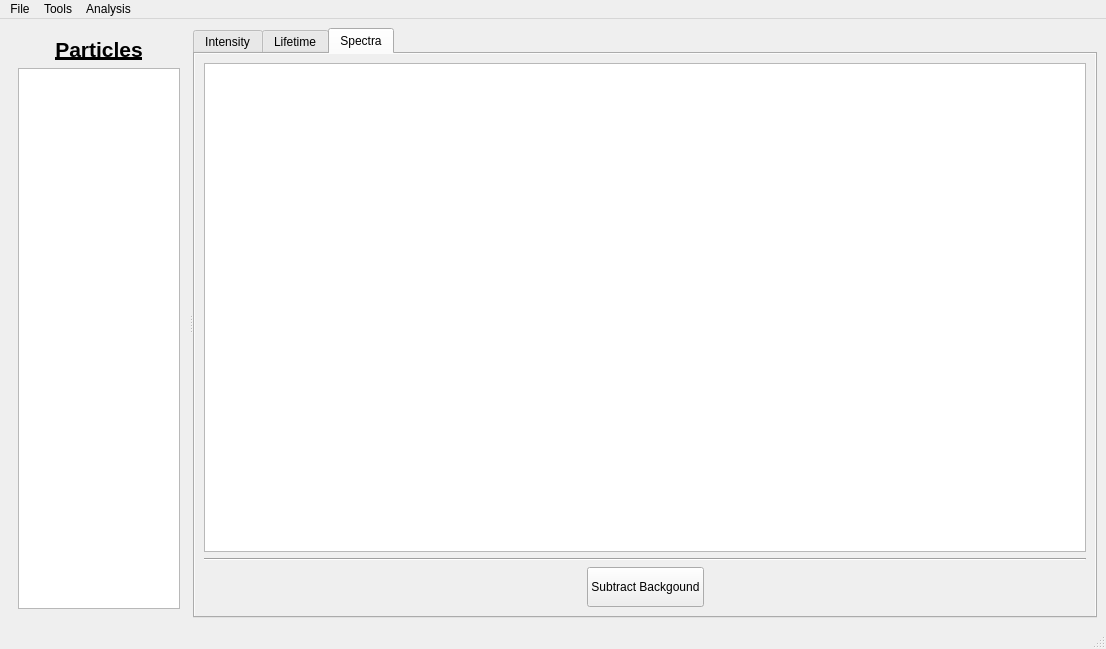
First picture: the form in ui/mainwindow.ui, repository BioPhysicsUP/Full_SMS, before the edit.
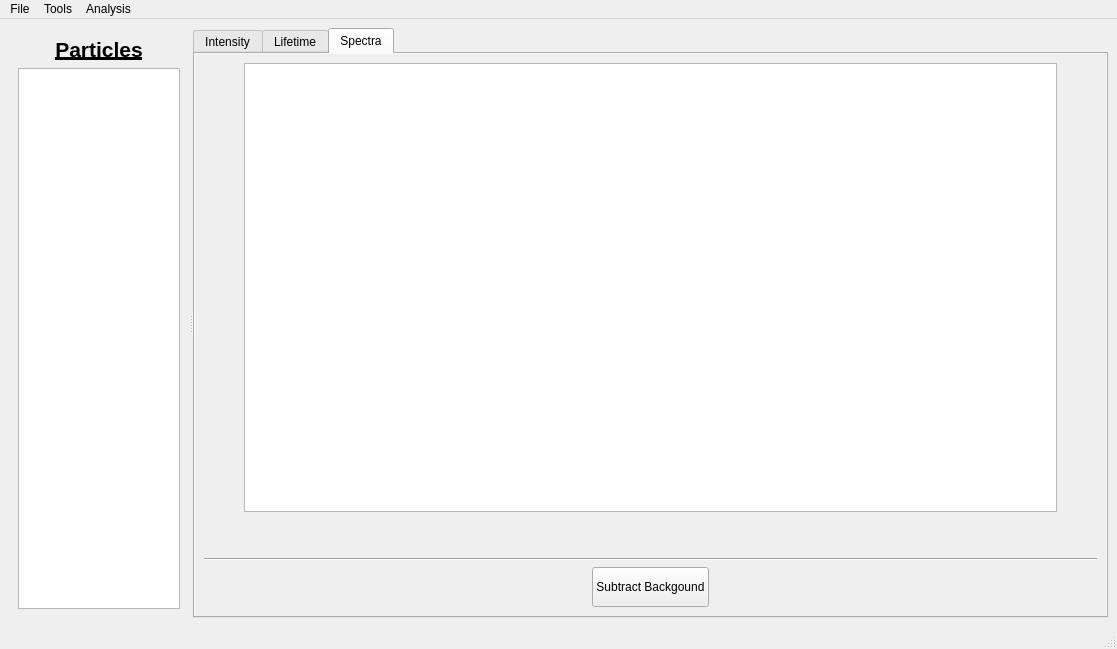
Second picture: the form after the edit. The open tabs and pages were chosen to show the change. Icons and pictures are not drawn. Custom widgets are drawn as their Qt base class.

Diff of the .ui file:
```diff
--- a/ui/mainwindow.ui
+++ b/ui/mainwindow.ui
@@ -7,10 +7,16 @@
    <rect>
     <x>0</x>
     <y>0</y>
-    <width>1106</width>
+    <width>1117</width>
     <height>649</height>
    </rect>
   </property>
+  <property name="sizePolicy">
+   <sizepolicy hsizetype="Preferred" vsizetype="Preferred">
+    <horstretch>1</horstretch>
+    <verstretch>1</verstretch>
+   </sizepolicy>
+  </property>
   <property name="windowTitle">
    <string>MainWindow</string>
   </property>
@@ -806,6 +812,19 @@
         </attribute>
         <layout class="QGridLayout" name="gridLayout_7">
          <item row="2" column="0">
+          <widget class="Line" name="line_4">
+           <property name="sizePolicy">
+            <sizepolicy hsizetype="Expanding" vsizetype="Fixed">
+             <horstretch>0</horstretch>
+             <verstretch>0</verstretch>
+            </sizepolicy>
+           </property>
+           <property name="orientation">
+            <enum>Qt::Horizontal</enum>
+           </property>
+          </widget>
+         </item>
+         <item row="3" column="0">
           <layout class="QHBoxLayout" name="horizontalLayout_4">
            <item>
             <spacer name="horizontalSpacer_3">
@@ -864,21 +883,83 @@
            </item>
           </layout>
          </item>
-         <item row="1" column="0">
-          <widget class="Line" name="line_4">
-           <property name="sizePolicy">
-            <sizepolicy hsizetype="Expanding" vsizetype="Fixed">
-             <horstretch>0</horstretch>
-             <verstretch>0</verstretch>
-            </sizepolicy>
-           </property>
-           <property name="orientation">
-            <enum>Qt::Horizontal</enum>
-           </property>
-          </widget>
-         </item>
          <item row="0" column="0">
-          <widget class="PlotWidget" name="pgSpectra"/>
+          <layout class="QHBoxLayout" name="horizontalLayout_6">
+           <item>
+            <spacer name="horizontalSpacer_8">
+             <property name="orientation">
+              <enum>Qt::Horizontal</enum>
+             </property>
+             <property name="sizeType">
+              <enum>QSizePolicy::Preferred</enum>
+             </property>
+             <property name="sizeHint" stdset="0">
+              <size>
+               <width>40</width>
+               <height>20</height>
+              </size>
+             </property>
+            </spacer>
+           </item>
+           <item>
+            <layout class="QVBoxLayout" name="verticalLayout_2">
+             <property name="sizeConstraint">
+              <enum>QLayout::SetDefaultConstraint</enum>
+             </property>
+             <item>
+              <widget class="PlotWidget" name="pgSpectra">
+               <property name="sizePolicy">
+                <sizepolicy hsizetype="Expanding" vsizetype="Expanding">
+                 <horstretch>0</horstretch>
+                 <verstretch>0</verstretch>
+                </sizepolicy>
+               </property>
+               <property name="alignment">
+                <set>Qt::AlignCenter</set>
+               </property>
+               <property name="renderHints">
+                <set>QPainter::HighQualityAntialiasing|QPainter::TextAntialiasing</set>
+               </property>
+               <property name="resizeAnchor">
+                <enum>QGraphicsView::NoAnchor</enum>
+               </property>
+              </widget>
+             </item>
+             <item>
+              <spacer name="verticalSpacer">
+               <property name="orientation">
+                <enum>Qt::Vertical</enum>
+               </property>
+               <property name="sizeType">
+                <enum>QSizePolicy::Preferred</enum>
+               </property>
+               <property name="sizeHint" stdset="0">
+                <size>
+                 <width>20</width>
+                 <height>40</height>
+                </size>
+               </property>
+              </spacer>
+             </item>
+            </layout>
+           </item>
+           <item>
+            <spacer name="horizontalSpacer_9">
+             <property name="orientation">
+              <enum>Qt::Horizontal</enum>
+             </property>
+             <property name="sizeType">
+              <enum>QSizePolicy::Preferred</enum>
+             </property>
+             <property name="sizeHint" stdset="0">
+              <size>
+               <width>40</width>
+               <height>20</height>
+              </size>
+             </property>
+            </spacer>
+           </item>
+          </layout>
          </item>
         </layout>
        </widget>
@@ -892,7 +973,7 @@
     <rect>
      <x>0</x>
      <y>0</y>
-     <width>1106</width>
+     <width>1117</width>
      <height>21</height>
     </rect>
    </property>
```
Left out of the diff: 14 changed lines with no effect on the pictures.
